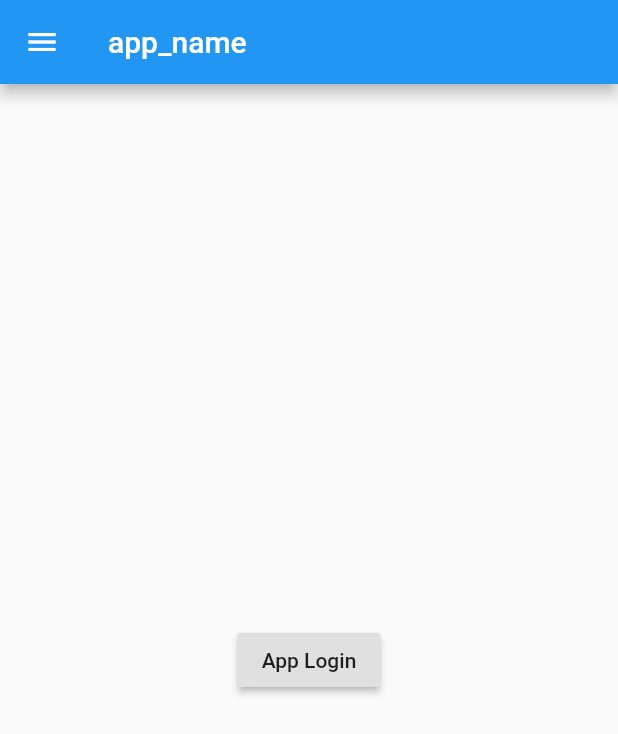
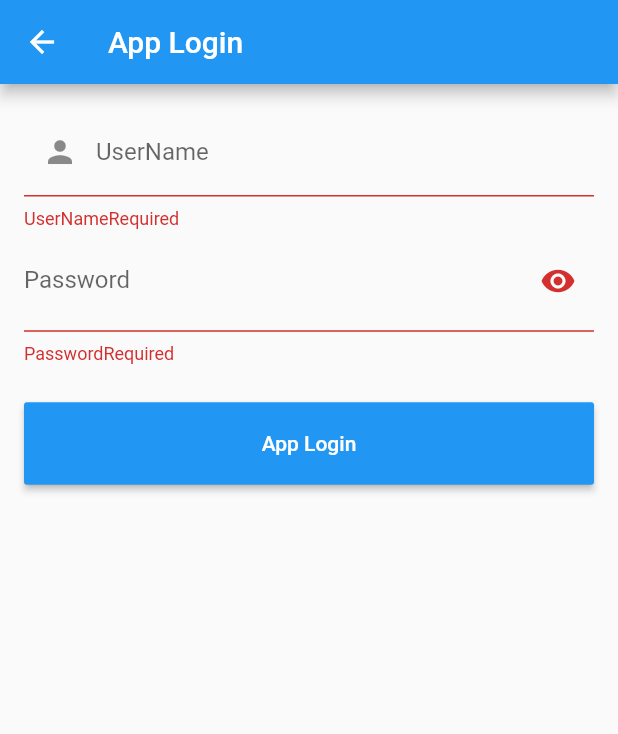
Before and after one commit to bulaidebao/github_client_flutter_app, a Flutter app: the screen it shows after launch, after a tap on "App Login", on a phone screen of 412 x 824 dp. Shown: the top 734 px of the screen. Run offline on Flutter 3.47's test engine with Material 2 defaults, Android fonts, the phone set to English and light mode, and no system bars; our stand-ins replace cached_network_image, dio, oktoast, shared_preferences; missing offline and left inert: flukit; generated files the repository leaves out were written again; statements that could not run were skipped.

Commit message:
完成登录页

```diff
--- a/lib/main.dart
+++ b/lib/main.dart
@@ -11,6 +11,7 @@ import 'package:flukit/flukit.dart';
 import 'package:github_client_app/models/index.dart';
 import 'package:github_client_app/widgets/RepoItem.dart';
 import 'package:github_client_app/widgets/MyDrawer.dart';
+import 'package:github_client_app/routes/loginRoute.dart';
 
 void main() {
 
@@ -76,11 +77,11 @@ class MyApp extends StatelessWidget {
             },
 
             // 注册命名路由表
-          //   routes: <String , WidgetBuilder>{
-          //     'login':(context) => LoginRoute(),
+            routes: <String , WidgetBuilder>{
+              'login':(context) => LoginRoute(),
           //     'themes':(context) => ThemeChangeRoute(),
           //     'language':(context) => LanguageRoute(),
-          // },
+            },
 
           );
         },
--- /dev/null
+++ b/lib/routes/loginRoute.dart
@@ -0,0 +1,214 @@
+import 'package:flutter/material.dart';
+import 'package:github_client_app/common/Git.dart';
+import 'package:github_client_app/common/Global.dart';
+import 'package:github_client_app/common/ProfileChangeNotifier.dart';
+import 'package:github_client_app/generated/l10n.dart';
+import 'package:github_client_app/models/index.dart';
+import 'package:provider/provider.dart';
+import 'package:oktoast/oktoast.dart';
+
+class LoginRoute extends StatefulWidget{
+
+  @override
+  State<StatefulWidget> createState() {
+    // TODO: implement createState
+
+    return _LoginRouteState();
+  }
+}
+
+class _LoginRouteState extends State<LoginRoute>{
+
+  TextEditingController _unameController = TextEditingController();
+  TextEditingController _pwdController = TextEditingController();
+  bool pwdShow = false;
+
+  ///Form继承自StatefulWidget对象，它对应的状态类为FormState
+  GlobalKey _formKey = GlobalKey<FormState>();
+
+  bool _nameAutoFocus = true;
+
+  @override
+  void initState() {
+
+    // 自动填充上次登录的用户名，填充后将焦点定位到密码输入框
+    _unameController.text =Global.profile.lastLogin;
+    if( _unameController.text != null ) {
+      _nameAutoFocus = false;
+    }
+    super.initState();
+  }
+
+  @override
+  Widget build(BuildContext context) {
+
+    var gm = S.of(context);
+
+    return Scaffold(
+      appBar: AppBar(
+        title: Text(gm.app_login),
+      ),
+      body: Padding(
+        padding: const EdgeInsets.all(16.0),
+        child: Form(
+            key: _formKey,
+            autovalidateMode: AutovalidateMode.always,
+            child:Column(
+              children: <Widget>[
+                TextFormField(
+                  autofocus: _nameAutoFocus,
+                  controller: _unameController,
+                  decoration: InputDecoration(
+                    labelText: gm.userName,
+                    hintText: gm.userNameOrEmail,
+                    prefixIcon: Icon(Icons.person),
+                  ),
+
+                  // 校验用户名(不能为空)
+                  validator: (v){
+                    return v.trim().isNotEmpty? null : gm.userNameRequired;
+                  },
+                ),
+
+                TextFormField(
+                  controller: _pwdController,
+
+                  autofocus: _nameAutoFocus,
+                  decoration: InputDecoration(
+
+                    prefix: Icon(Icons.lock),
+                    labelText: gm.password,
+                    hintText: gm.password,
+                    suffixIcon: IconButton(
+                      icon: Icon(
+                        pwdShow ? Icons.visibility_off : Icons.visibility
+                      ),
+                      onPressed: (){
+                        setState(() {
+                          pwdShow = !pwdShow;
+                        });
+                      },
+                    ),
+                  ),
+
+                  obscureText: !pwdShow,
+
+                  // 校验密码(不能为空)
+                  validator: (v){
+
+                    return v.trim().isNotEmpty ? null : gm.passwordRequired;
+                  },
+                ),
+
+                Padding(
+                    padding: const EdgeInsets.only(top: 25),
+                  child: ConstrainedBox(
+                    constraints: BoxConstraints.expand(height: 55.0),
+                    child: RaisedButton(
+                      color: Theme.of(context).primaryColor,
+                      onPressed: _onLogin,
+                      textColor: Colors.white,
+                      child: Text(gm.app_login),
+                    ),
+
+                  ),
+                ),
+
+
+              ],
+
+
+
+            ),
+
+
+        ),
+
+      ),
+
+
+    );
+
+  }
+
+  void _onLogin() async {
+
+    // 提交前，先验证各个表单字段是否合法
+    if( (_formKey.currentState as FormState).validate() ){
+      showLoading(context);
+      User user;
+      try{
+
+        user = await Git(context).login(_unameController.text, _pwdController.text);
+        // 因为登录页返回后，首页会build,所以我们传false,更新user后不触发更新
+        Provider.of<UserModel>(context , listen: false).user = user;
+
+      }catch (e){
+        // 登录失败则提示
+        if(e.response?.statusCode == 401){
+          showToast(S.of(context).userNameOrPasswordWrong);
+        }else{
+          showToast(e.toString());
+        }
+
+      }finally{
+
+        // 隐藏loading 框
+        Navigator.of(context).pop();
+      }
+
+      if(  user != null){
+        Navigator.of(context).pop();
+      }
+    }
+
+  }
+
+}
+
+void showLoading(context, [String text]) {
+  text = text ?? "Loading...";
+  showDialog(
+      barrierDismissible: false,
+      context: context,
+      builder: (context) {
+        return Center(
+          child: Container(
+            decoration: BoxDecoration(
+                color: Colors.white,
+                borderRadius: BorderRadius.circular(3.0),
+                boxShadow: [
+                  //阴影
+                  BoxShadow(
+                    color: Colors.black12,
+                    //offset: Offset(2.0,2.0),
+                    blurRadius: 10.0,
+                  )
+                ]),
+            padding: EdgeInsets.all(16),
+            margin: EdgeInsets.all(16),
+            constraints: BoxConstraints(minHeight: 120, minWidth: 180),
+            child: Column(
+              mainAxisSize: MainAxisSize.min,
+              mainAxisAlignment: MainAxisAlignment.center,
+              children: <Widget>[
+                SizedBox(
+                  height: 30,
+                  width: 30,
+                  child: CircularProgressIndicator(
+                    strokeWidth: 3,
+                  ),
+                ),
+                Padding(
+                  padding: const EdgeInsets.only(top: 20.0),
+                  child: Text(
+                    text,
+                    style: Theme.of(context).textTheme.body2,
+                  ),
+                ),
+              ],
+            ),
+          ),
+        );
+      });
+}
```
